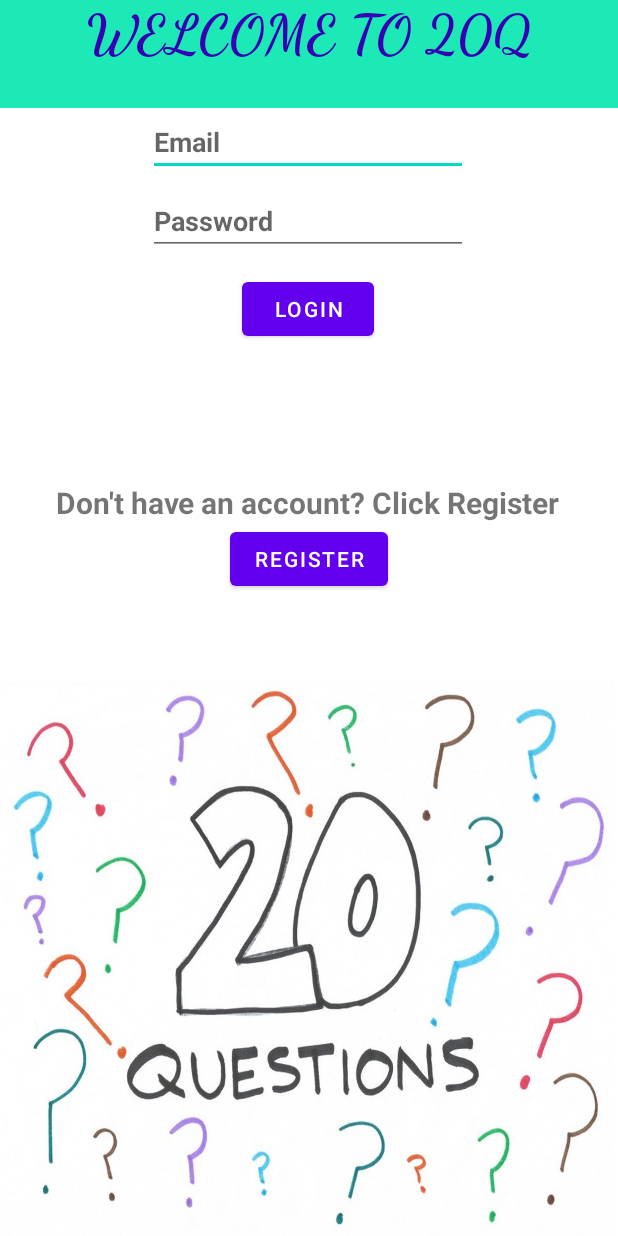
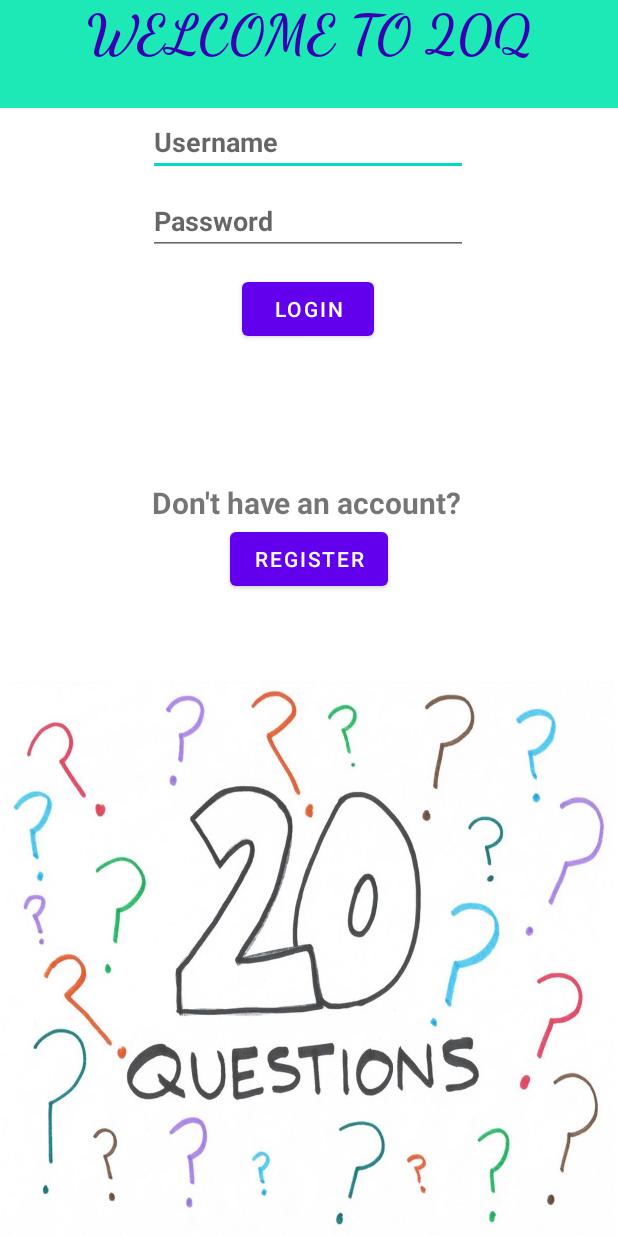
Before and after one commit to JacobFV/20Questions, an Android app: the layout activity_main.xml on its own in the app's theme, with its tools: preview values and no code run, on a phone screen of 412 x 824 dp. Run offline under Robolectric (Android 15) with nearby library versions, the phone set to English and light mode, and no system bars.

Commit message:
WORKING GAME!! :)

```diff
--- a/app/src/main/java/com/example/a20questions/ui/ScoresActivity.kt
+++ b/app/src/main/java/com/example/a20questions/ui/accounts/ScoresActivity.kt
@@ -1,4 +1,4 @@
-package com.example.a20questions.ui
+package com.example.a20questions.ui.accounts
 
 import android.os.Bundle
 import com.google.android.material.snackbar.Snackbar
--- a/app/src/main/res/layout/activity_main.xml
+++ b/app/src/main/res/layout/activity_main.xml
@@ -4,13 +4,13 @@
     xmlns:tools="http://schemas.android.com/tools"
     android:layout_width="match_parent"
     android:layout_height="match_parent"
-    tools:context=".ui.MainActivity">
+    tools:context=".ui.accounts.MainActivity">
 
     <TextView
         android:id="@+id/textView"
         android:layout_width="wrap_content"
         android:layout_height="wrap_content"
-        android:text="Don't have an account? Click Register"
+        android:text="@string/don_t_have_an_account"
         android:textSize="20dp"
         android:textStyle="bold"
         app:layout_constraintBottom_toBottomOf="parent"
@@ -24,7 +24,7 @@
         android:id="@+id/btnLogin"
         android:layout_width="wrap_content"
         android:layout_height="wrap_content"
-        android:text="Login"
+        android:text="@string/login"
         app:layout_constraintBottom_toTopOf="@+id/textView"
         app:layout_constraintEnd_toEndOf="parent"
         app:layout_constraintHorizontal_bias="0.498"
@@ -33,12 +33,11 @@
         app:layout_constraintVertical_bias="0.119" />
 
     <EditText
-        android:id="@+id/etEmail"
+        android:id="@+id/etUsername"
         android:layout_width="wrap_content"
         android:layout_height="wrap_content"
         android:ems="10"
-        android:hint="Email"
-        android:inputType="textEmailAddress"
+        android:hint="@string/username"
         android:textStyle="bold"
         app:layout_constraintBottom_toTopOf="@+id/etPass"
         app:layout_constraintEnd_toEndOf="parent"
@@ -52,7 +51,7 @@
         android:layout_width="wrap_content"
         android:layout_height="wrap_content"
         android:ems="10"
-        android:hint="Password"
+        android:hint="@string/password"
         android:inputType="textPassword"
         android:textStyle="bold"
         app:layout_constraintBottom_toTopOf="@+id/textView"
@@ -99,7 +98,7 @@
         android:textColorHighlight="@color/purple_200"
         android:textSize="36sp"
         android:textStyle="bold"
-        app:layout_constraintBottom_toTopOf="@+id/etEmail"
+        app:layout_constraintBottom_toTopOf="@+id/etUsername"
         app:layout_constraintEnd_toEndOf="parent"
         app:layout_constraintStart_toStartOf="parent"
         app:layout_constraintTop_toTopOf="parent" />
--- a/app/src/main/res/layout/activity_registration.xml
+++ b/app/src/main/res/layout/activity_registration.xml
@@ -5,7 +5,7 @@
     android:layout_width="match_parent"
     android:layout_height="match_parent"
     android:background="@drawable/disney"
-    tools:context=".ui.RegistrationActivity">
+    tools:context=".ui.accounts.RegistrationActivity">
 
     <EditText
         android:id="@+id/etRegPass"
--- a/app/src/main/res/layout/activity_scores.xml
+++ b/app/src/main/res/layout/activity_scores.xml
@@ -4,7 +4,7 @@
     xmlns:tools="http://schemas.android.com/tools"
     android:layout_width="match_parent"
     android:layout_height="match_parent"
-    tools:context=".ui.ScoresActivity">
+    tools:context=".ui.accounts.ScoresActivity">
 
     <androidx.recyclerview.widget.RecyclerView
         android:id="@+id/recycleview"
--- a/app/src/main/res/values/strings.xml
+++ b/app/src/main/res/values/strings.xml
@@ -24,4 +24,8 @@
     <string name="play_more">Play 5 more rounds?</string>
     <string name="thinking_of">\"Were you thinking of \"</string>
     <string name="question_mark">\?</string>
+    <string name="don_t_have_an_account">Don\'t have an account?</string>
+    <string name="login">Login</string>
+    <string name="username">Username</string>
+    <string name="password">Password</string>
 </resources>
```
Also changed, not shown: app/src/main/AndroidManifest.xml (+9 -9 lines), app/src/main/java/com/example/a20questions/data/UserHelper.kt (added, +44 -0 lines), app/src/main/java/com/example/a20questions/ui/accounts/MainActivity.java (renamed from app/src/main/java/com/example/a20questions/ui/MainActivity.java, +16 -24 lines), app/src/main/java/com/example/a20questions/ui/accounts/RegistrationActivity.java (renamed from app/src/main/java/com/example/a20questions/ui/RegistrationActivity.java, +17 -22 lines).
